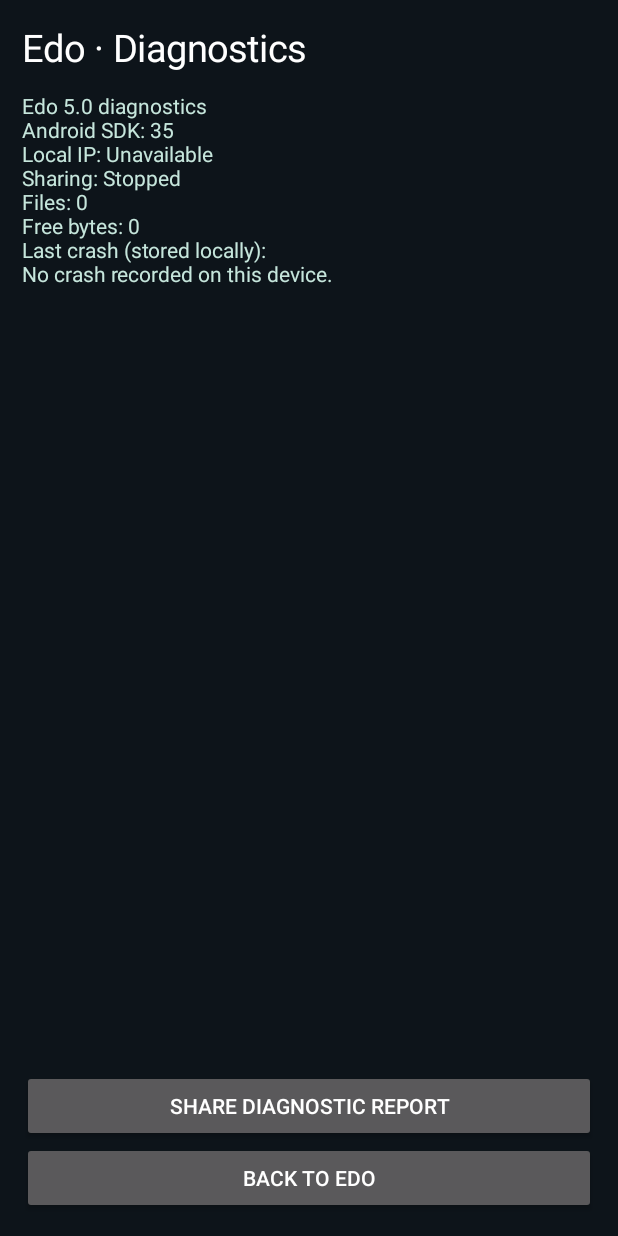
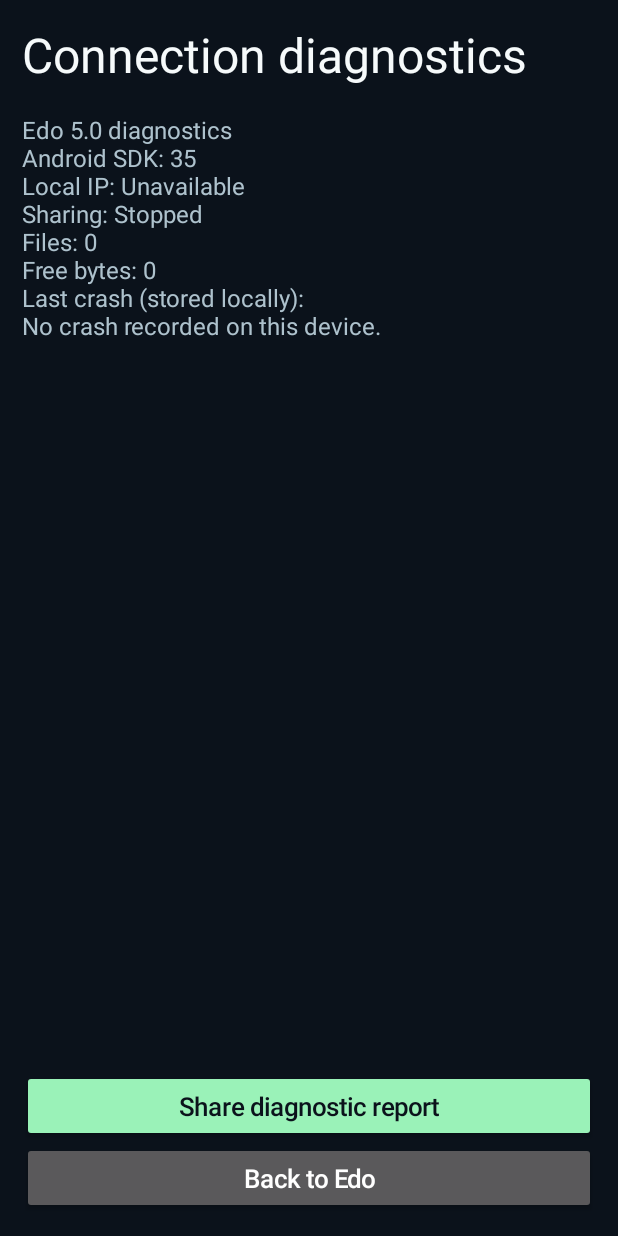
Before and after one commit to Subaru771/EDO, an Android app: the DiagnosticsActivity screen opened directly, with no data from a screen before it, on a phone screen of 412 x 824 dp. Run offline under Robolectric (Android 15) with nearby library versions, the phone set to English and light mode, and no system bars.

Commit message:
Restyle Android TV diagnostics in refreshed Edo design

```diff
--- a/app/src/main/java/com/dropwave/tv/DiagnosticsActivity.java
+++ b/app/src/main/java/com/dropwave/tv/DiagnosticsActivity.java
@@ -29,16 +29,19 @@ public final class DiagnosticsActivity extends Activity {
     }
     @Override protected void onCreate(Bundle state){super.onCreate(state);
         LinearLayout view=new LinearLayout(this);view.setOrientation(LinearLayout.VERTICAL);view.setPadding(22,22,22,22);
-        view.setBackgroundColor(Color.rgb(13,20,26));
-        TextView title=new TextView(this);title.setText("Edo · Diagnostics");title.setTextColor(Color.WHITE);title.setTextSize(25);view.addView(title);
+        view.setBackgroundColor(Color.rgb(11,18,27));
+        TextView title=new TextView(this);title.setText("Connection diagnostics");title.setTextColor(Color.rgb(246,250,251));title.setTextSize(32);view.addView(title);
         TextView contents=new TextView(this);contents.setText(report());contents.setTextIsSelectable(true);
-        contents.setTextColor(Color.rgb(198,230,220));contents.setTextSize(14);contents.setPadding(0,18,0,18);
+        contents.setTextColor(Color.rgb(174,194,205));contents.setTextSize(16);contents.setPadding(0,26,0,26);
         ScrollView scroll=new ScrollView(this);scroll.addView(contents);view.addView(scroll,new LinearLayout.LayoutParams(-1,0,1));
-        Button share=new Button(this);share.setText("Share diagnostic report");share.setOnClickListener(v->{
+        Button share=new Button(this);share.setText("Share diagnostic report");share.setAllCaps(false);share.setTextSize(17);
+        share.setBackgroundTintList(android.content.res.ColorStateList.valueOf(Color.rgb(154,242,184)));
+        share.setTextColor(Color.rgb(11,18,27));share.setOnClickListener(v->{
             Intent send=new Intent(Intent.ACTION_SEND);send.setType("text/plain");send.putExtra(Intent.EXTRA_TEXT,report());
             startActivity(Intent.createChooser(send,"Share Edo diagnostics"));
         });view.addView(share);
-        Button close=new Button(this);close.setText("Back to Edo");close.setOnClickListener(v->finish());view.addView(close);
+        Button close=new Button(this);close.setText("Back to Edo");close.setAllCaps(false);close.setTextSize(17);
+        close.setOnClickListener(v->finish());view.addView(close);
         setContentView(view);
     }
 }
```
